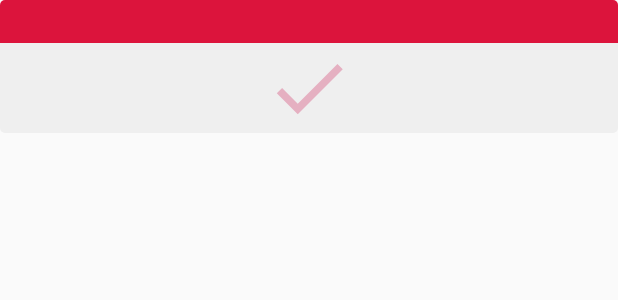
After one commit to ynzbb74q/BloodDonationManagement, an Android app: the layout text_view_next_date.xml on its own in the app's theme, with its tools: preview values and no code run, on a phone screen of 412 x 824 dp. The commit adds this screen. Shown: the top 300 px of the screen. Run offline under Robolectric (Android 15) with nearby library versions, the phone set to English and light mode, and no system bars.

Commit message:
次回献血可能日表示のデザインを変更

```diff
--- /dev/null
+++ b/app/src/main/res/drawable/ic_check_red_24dp.xml
@@ -0,0 +1,5 @@
+<vector android:alpha="0.5" android:height="24dp" android:tint="#DB7093"
+    android:viewportHeight="24.0" android:viewportWidth="24.0"
+    android:width="24dp" xmlns:android="http://schemas.android.com/apk/res/android">
+    <path android:fillColor="#FF000000" android:pathData="M9,16.17L4.83,12l-1.42,1.41L9,19 21,7l-1.41,-1.41z"/>
+</vector>
--- a/app/src/main/res/drawable/original_list.xml
+++ b/app/src/main/res/drawable/original_list.xml
@@ -1,7 +1,7 @@
 <?xml version="1.0" encoding="utf-8"?>
 <shape xmlns:android="http://schemas.android.com/apk/res/android">
     <solid
-            android:color="#EFEFEF"/>
+            android:color="@color/colorMyAppLightGray"/>
     <corners
             android:radius="10dp"/>
 </shape>
--- /dev/null
+++ b/app/src/main/res/drawable/original_lower_text_box.xml
@@ -0,0 +1,12 @@
+<?xml version="1.0" encoding="utf-8"?>
+<shape xmlns:android="http://schemas.android.com/apk/res/android"
+       android:shape="rectangle">
+    <solid
+            android:color="@color/colorMyAppLightGray"/>
+    <corners
+            android:bottomLeftRadius="3dp"
+            android:bottomRightRadius="3dp"/>
+    <padding
+            android:top="5dp"
+            android:bottom="5dp"/>
+</shape>
--- a/app/src/main/res/drawable/original_radio_btn_center.xml
+++ b/app/src/main/res/drawable/original_radio_btn_center.xml
@@ -1,6 +1,5 @@
 <?xml version="1.0" encoding="utf-8"?>
 <selector xmlns:android="http://schemas.android.com/apk/res/android">
-
     <item android:state_checked="true">
         <shape android:shape="rectangle">
             <solid
@@ -15,7 +14,6 @@
                     android:top="5dp"/>
         </shape>
     </item>
-
     <item android:state_checked="false">
         <shape android:shape="rectangle">
             <solid
@@ -30,5 +28,4 @@
                     android:top="5dp"/>
         </shape>
     </item>
-
 </selector>
--- a/app/src/main/res/drawable/original_radio_btn_left.xml
+++ b/app/src/main/res/drawable/original_radio_btn_left.xml
@@ -1,6 +1,5 @@
 <?xml version="1.0" encoding="utf-8"?>
 <selector xmlns:android="http://schemas.android.com/apk/res/android">
-
     <item android:state_checked="true">
         <shape android:shape="rectangle">
             <solid
@@ -18,7 +17,6 @@
                     android:top="5dp"/>
         </shape>
     </item>
-
     <item android:state_checked="false">
         <shape android:shape="rectangle">
             <solid
@@ -36,5 +34,4 @@
                     android:top="5dp"/>
         </shape>
     </item>
-
 </selector>
--- a/app/src/main/res/drawable/original_radio_btn_right.xml
+++ b/app/src/main/res/drawable/original_radio_btn_right.xml
@@ -1,6 +1,5 @@
 <?xml version="1.0" encoding="utf-8"?>
 <selector xmlns:android="http://schemas.android.com/apk/res/android">
-
     <item android:state_checked="true">
         <shape android:shape="rectangle">
             <solid
@@ -18,7 +17,6 @@
                     android:top="5dp"/>
         </shape>
     </item>
-
     <item android:state_checked="false">
         <shape android:shape="rectangle">
             <solid
@@ -36,5 +34,4 @@
                     android:top="5dp"/>
         </shape>
     </item>
-
 </selector>
--- /dev/null
+++ b/app/src/main/res/drawable/original_upper_text_box.xml
@@ -0,0 +1,12 @@
+<?xml version="1.0" encoding="utf-8"?>
+<shape xmlns:android="http://schemas.android.com/apk/res/android"
+       android:shape="rectangle">
+    <solid
+            android:color="@color/colorMyAppRed"/>
+    <corners
+            android:topLeftRadius="3dp"
+            android:topRightRadius="3dp"/>
+    <padding
+            android:top="5dp"
+            android:bottom="5dp"/>
+</shape>
--- /dev/null
+++ b/app/src/main/res/layout/text_view_next_date.xml
@@ -0,0 +1,37 @@
+<?xml version="1.0" encoding="utf-8"?>
+<LinearLayout
+        xmlns:android="http://schemas.android.com/apk/res/android"
+        android:orientation="vertical"
+        android:layout_width="match_parent"
+        android:layout_height="match_parent">
+    <!--献血種別見出し-->
+    <TextView
+            android:id="@+id/textView_title"
+            android:layout_width="match_parent"
+            android:layout_height="wrap_content"
+            android:gravity="center"
+            android:textColor="@color/colorMyAppWhite"
+            android:background="@drawable/original_upper_text_box"/>
+    <!--献血可能日表示エリア-->
+    <RelativeLayout
+            android:layout_width="match_parent"
+            android:layout_height="wrap_content">
+        <!--献血可能日-->
+        <TextView
+                android:id="@+id/textView_date"
+                android:layout_width="match_parent"
+                android:layout_height="60dp"
+                android:gravity="center"
+                android:textSize="17dp"
+                android:textColor="@color/colorMyAppBlack"
+                android:background="@drawable/original_lower_text_box"/>
+        <!--献血可能マーク-->
+        <ImageView
+                android:id="@+id/imageView_okIcon"
+                android:layout_width="60dp"
+                android:layout_height="60dp"
+                android:src="@drawable/ic_check_red_24dp"
+                android:layout_centerVertical="true"
+                android:layout_centerHorizontal="true"/>
+    </RelativeLayout>
+</LinearLayout>
--- a/app/src/main/res/values/colors.xml
+++ b/app/src/main/res/values/colors.xml
@@ -5,7 +5,8 @@
     <color name="colorAccent">#D81B60</color>
     <color name="colorMyAppRed">#DC143C</color>
     <color name="colorMyAppLightRed">#DB7093</color>
+    <color name="colorMyAppBlack">#302833</color>
     <color name="colorMyAppWhite">#FFFFFF</color>
-    <color name="colorMyAppGRAY">#708090</color>
+    <color name="colorMyAppLightGray">#EFEFEF</color>
     <color name="colorMyAppPrimaryDark">#999999</color>
 </resources>
```
Also changed, not shown: app/src/main/java/com/ynzbb74q/bdm/MainFragment.kt (+16 -16 lines), app/src/main/res/layout/fragment_main.xml (+17 -41 lines).
